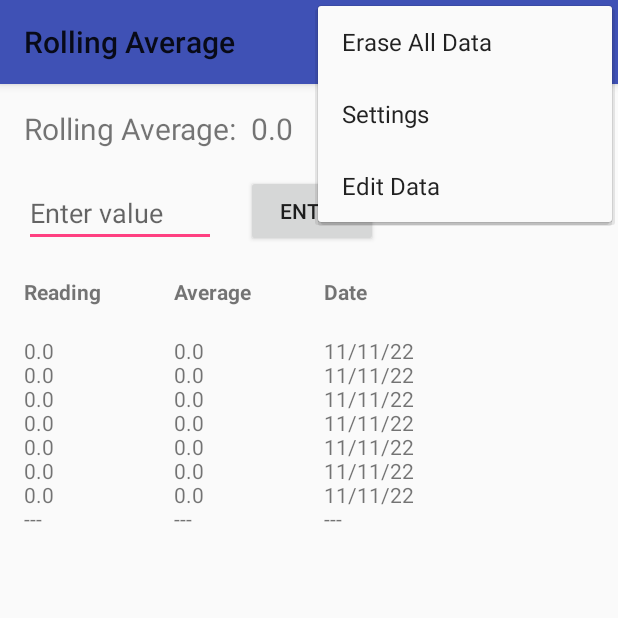
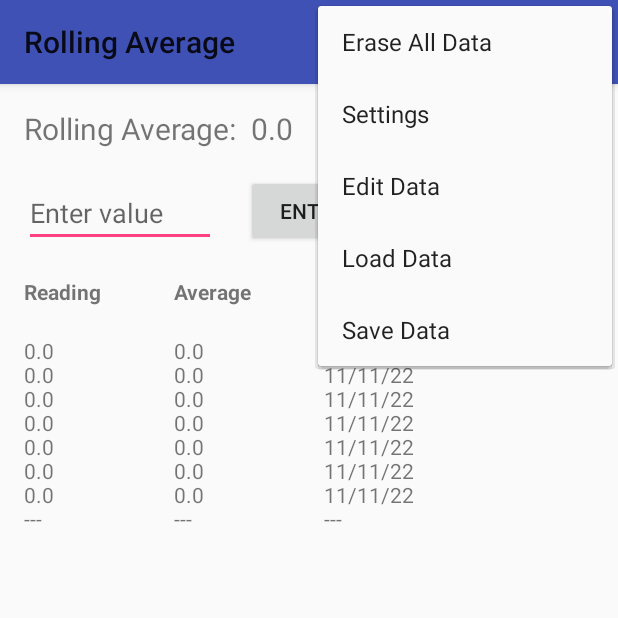
Before and after one commit to moandal/rolling-average-kotlin, an Android app: the screen it shows after launch (MainActivity), with the options menu open, on a phone screen of 412 x 824 dp, the top half of it. Run offline under Robolectric (Android 15) with nearby library versions, the phone set to English and light mode, and no system bars.

Commit message:
Save and Load options added

```diff
--- a/app/src/main/AndroidManifest.xml
+++ b/app/src/main/AndroidManifest.xml
@@ -2,6 +2,8 @@
 <manifest xmlns:android="http://schemas.android.com/apk/res/android">
 
     <uses-sdk />
+
+    <uses-permission android:name="android.permission.WRITE_EXTERNAL_STORAGE" />
 
     <application
         android:allowBackup="true"
--- /dev/null
+++ b/app/src/main/java/com/moandal/rollingaverage/LoadActivity.kt
@@ -0,0 +1,4 @@
+package com.moandal.rollingaverage
+
+class LoadActivity {
+}
--- a/app/src/main/res/menu/main.xml
+++ b/app/src/main/res/menu/main.xml
@@ -15,4 +15,14 @@
         android:id="@+id/edit_data"
         android:title="@string/edit_data"
         app:showAsAction="never"/>
+
+    <item
+        android:id="@+id/load_data"
+        android:title="@string/load_data"
+        app:showAsAction="never"/>
+
+    <item
+        android:id="@+id/save_data"
+        android:title="@string/save_data"
+        app:showAsAction="never"/>
 </menu>
--- a/app/src/main/res/values/strings.xml
+++ b/app/src/main/res/values/strings.xml
@@ -3,6 +3,8 @@
     <string name="menu_erase">Erase All Data</string>
     <string name="settings">Settings</string>
     <string name="edit_data">Edit Data</string>
+    <string name="load_data">Load Data</string>
+    <string name="save_data">Save Data</string>
     <string name="title_activity_settings">Settings</string>
     <string name="title_activity_edit">Edit Data</string>
 
```
Also changed, not shown: app/src/main/java/com/moandal/rollingaverage/MainActivity.kt (+101 -3 lines), app/src/main/java/com/moandal/rollingaverage/Rad.kt (+12 -1 lines), app/src/main/java/com/moandal/rollingaverage/SaveActivity.kt (added, +16 -0 lines).
